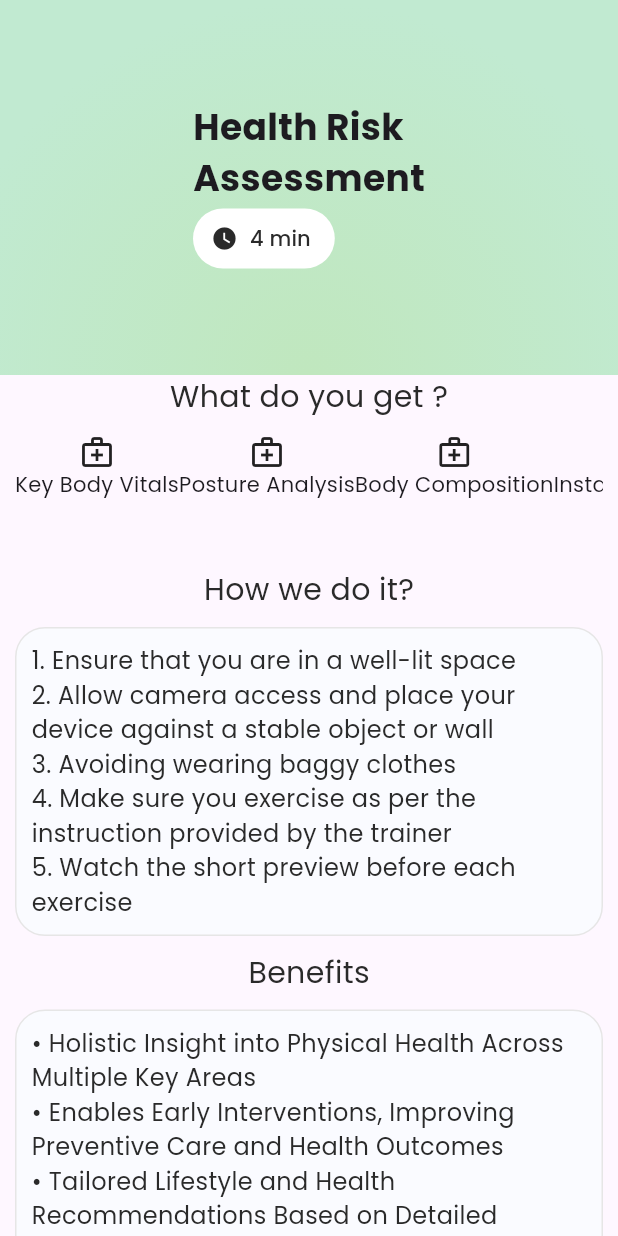
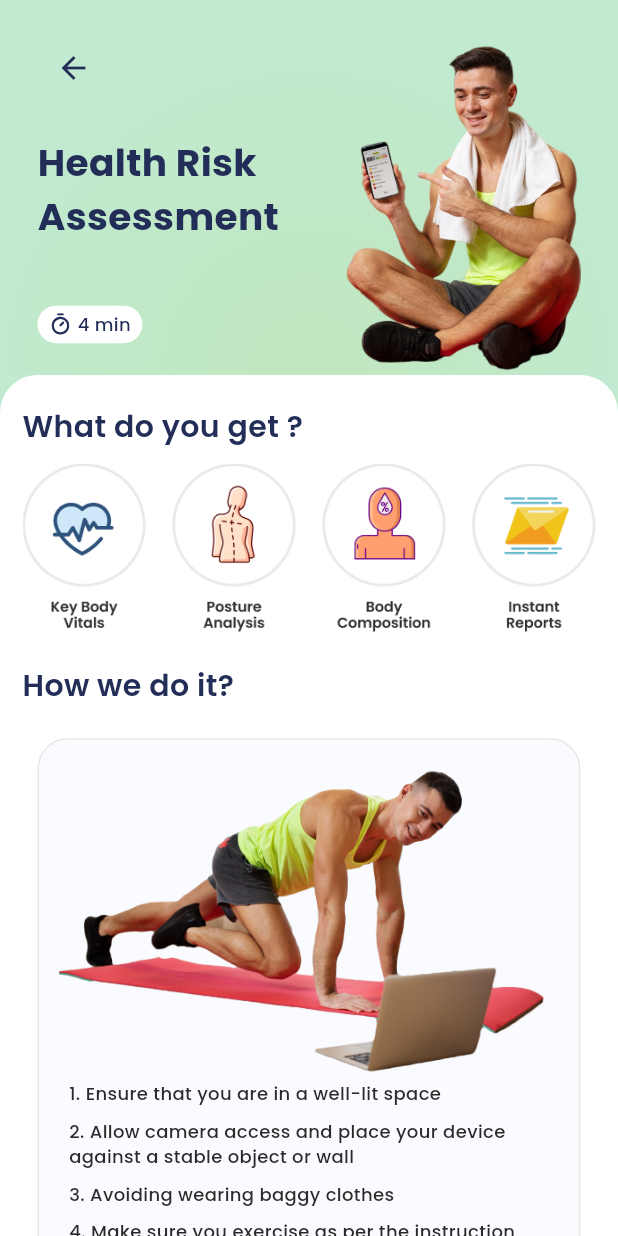
Before and after one commit to rahul-chaudhary/rootally-assignment, a Flutter app: the AssessmentDetailPage screen opened by its route, on a phone screen of 412 x 824 dp. Run offline on Flutter 3.47's test engine with Material 3 defaults, Android fonts, the phone set to English and light mode, and no system bars; our stand-ins replace firebase_core, flutter_svg, google_fonts; accounts and stored records are empty; project files that could hold a hidden picture were left out.

Commit message:
Completed UI for assessment screen

```diff
--- a/lib/Screens/assessment_detail_page.dart
+++ b/lib/Screens/assessment_detail_page.dart
@@ -1,4 +1,5 @@
 import 'package:flutter/material.dart';
+import 'package:flutter_svg/flutter_svg.dart';
 import 'package:google_fonts/google_fonts.dart';
 import 'package:rootally_assignment/utils/icon_button.dart';
 
@@ -30,32 +31,61 @@ class _AssessmentDetailPageState extends State<AssessmentDetailPage> {
   Widget build(BuildContext context) {
     return SafeArea(
       child: Scaffold(
+        backgroundColor: ColorContainer.clrGreen2,
         body: SingleChildScrollView(
           child: Column(
             mainAxisAlignment: MainAxisAlignment.start,
-            crossAxisAlignment: CrossAxisAlignment.center,
+            crossAxisAlignment: CrossAxisAlignment.start,
             children: <Widget>[
               topContainer(),
+              Container(
+                decoration: const BoxDecoration(
+                  color: ColorContainer.clrWhite,
+                  borderRadius: BorderRadius.only(
+                      topLeft: Radius.circular(25),
+                      topRight: Radius.circular(25)),
+                ),
+                padding: const EdgeInsets.symmetric(horizontal: 15.0, vertical: 20.0),
+                child: Column(
+                  mainAxisAlignment: MainAxisAlignment.start,
+                  crossAxisAlignment: CrossAxisAlignment.start,
+                  children: [
                     titleText('What do you get ?'),
-              featureContainer(),
-              titleText('How we do it?'),
+                    // featureContainer(),
+                    Container(
+                        margin: const EdgeInsets.symmetric(vertical: 10),
+                        child: Image.asset('lib/assets/images/assessment_feature.png')),
+                    Container(
+                        margin: const EdgeInsets.symmetric(vertical: 10),
+                        child: titleText('How we do it?')),
                     instructionListContainer(
-                  AssessmentDetailPage.howDoWeDoItInstructionList),
+                        AssessmentDetailPage.howDoWeDoItInstructionList,
+                    true
+                    ),
                     titleText('Benefits'),
-              instructionListContainer(AssessmentDetailPage.benefitsList),
-              iconButton(
+                    instructionListContainer(AssessmentDetailPage.benefitsList, false),
+                    Container(
+                      width: double.infinity,
+                      margin: const EdgeInsets.fromLTRB(20, 10, 20, 10),
+                      height: 60,
+                      child: iconButton(
                           Text(
                             'Start Assessment',
                             style: GoogleFonts.poppins(
                                 color: ColorContainer.clrWhite,
                                 fontWeight: FontWeight.w500,
-                        fontSize: 12),
+                                fontSize: 16),
                           ),
-                  const Icon(Icons.play_arrow, color: ColorContainer.clrWhite),
+                          const Icon(Icons.play_arrow,
+                              color: ColorContainer.clrWhite,
+                          size: 40,
+                          ),
                           ColorContainer.clrBlue1,
-                  () {}
+                          () {}),
                     )
-
+                  ],
+                ),
+              ),
             ],
           ),
         ),
@@ -63,7 +93,7 @@ class _AssessmentDetailPageState extends State<AssessmentDetailPage> {
     );
   }
 
-  Container instructionListContainer(List instructions) {
+  Container instructionListContainer(List instructions, bool isImageEnabled) {
     return Container(
       padding: const EdgeInsets.all(10),
       margin: const EdgeInsets.all(10),
@@ -71,12 +101,22 @@ class _AssessmentDetailPageState extends State<AssessmentDetailPage> {
           color: ColorContainer.clrWhite2,
           border: Border.all(width: 1, color: ColorContainer.clrGray3),
           borderRadius: BorderRadius.circular(20)),
-      child: ListView.builder(
+      child: Center(
+        child: Column(
+          children: [
+            if(isImageEnabled) Image.asset('lib/assets/images/img.png') ,
+            ListView.builder(
               shrinkWrap: true,
               itemCount: instructions.length,
               itemBuilder: (context, index) {
-          return instructionText(instructions[index]);
+                return Padding(
+                  padding: const EdgeInsets.symmetric(vertical: 4.0, horizontal: 10.0),
+                  child: instructionText(instructions[index]),
+                );
               },
+            ),
+          ],
+        ),
       ),
     );
   }
@@ -84,14 +124,15 @@ class _AssessmentDetailPageState extends State<AssessmentDetailPage> {
   Text instructionText(String txt) {
     return Text(
       txt,
-      style: const TextStyle(color: ColorContainer.clrGray2, fontSize: 16),
+      style: GoogleFonts.poppins(color: ColorContainer.clrGray2, fontSize: 12, fontWeight: FontWeight.w500),
     );
   }
 
   Container featureContainer() {
     return Container(
       height: 100,
-      padding: const EdgeInsets.all(10),
+      padding: const EdgeInsets.symmetric(horizontal: 20),
+      child: Center(
         child: ListView.builder(
             scrollDirection: Axis.horizontal,
             itemCount: assessmentFeatureList.length,
@@ -103,20 +144,25 @@ class _AssessmentDetailPageState extends State<AssessmentDetailPage> {
                 ],
               );
             }),
+      ),
     );
   }
 
   Text titleText(String title) {
     return Text(
       title,
-      style: const TextStyle(color: ColorContainer.clrGray2, fontSize: 20),
+      textAlign: TextAlign.center,
+      style: GoogleFonts.poppins(
+        color: ColorContainer.clrIndigo,
+        fontSize: 20,
+        fontWeight: FontWeight.w600,
+      ),
     );
   }
 
   Container topContainer() {
     return Container(
       height: 250,
-      width: double.infinity,
       decoration: const BoxDecoration(
         gradient: RadialGradient(
           colors: [ColorContainer.clrGreen3, ColorContainer.clrGreen2],
@@ -126,31 +172,72 @@ class _AssessmentDetailPageState extends State<AssessmentDetailPage> {
           radius: 1, // Radius of the gradient
         ),
       ),
-      child: Center(
+      child: Padding(
+        padding: const EdgeInsets.symmetric(horizontal: 25.0),
+        child: Row(
+          children: [
+            Expanded(
+              flex: 2,
               child: Column(
-          mainAxisAlignment: MainAxisAlignment.center,
+                mainAxisAlignment: MainAxisAlignment.spaceEvenly,
                 crossAxisAlignment: CrossAxisAlignment.start,
                 children: [
-            const Text(
-              'Health Risk\nAssessment',
-              style: TextStyle(
-                fontSize: 24,
-                fontWeight: FontWeight.bold,
+                   IconButton(
+                    icon: const Icon(Icons.arrow_back),
+                    color: ColorContainer.clrIndigo, onPressed: () { Navigator.pop(context); },
+                  ),
+                  Text(
+                    'Health Risk Assessment',
+                    style: GoogleFonts.poppins(
+                        fontSize: 25,
+                        fontWeight: FontWeight.w700,
+                        color: ColorContainer.clrIndigo),
+                  ),
+                  Container(
+                    height: 25,
+                    width: 70,
+                    margin: const EdgeInsets.only(top: 20),
+                    decoration: BoxDecoration(
+                      borderRadius: BorderRadius.circular(20),
+                      color: ColorContainer.clrWhite,
+                    ),
+                    child: Padding(
+                      padding: const EdgeInsets.symmetric(
+                          vertical: 2.0, horizontal: 4.0),
+                      child: Row(
+                        mainAxisAlignment: MainAxisAlignment.spaceEvenly,
+                        crossAxisAlignment: CrossAxisAlignment.center,
+                        children: [
+                          SizedBox(
+                              height: 15,
+                              width: 15,
+                              child: SvgPicture.asset(
+                                  'lib/assets/icons/clock_ic.svg')),
+                          Text(
+                            '4 min',
+                            style: GoogleFonts.poppins(
+                                fontSize: 12,
+                                fontWeight: FontWeight.w500,
+                                color: ColorContainer.clrIndigo),
+                          ),
+                        ],
                       ),
                     ),
-            TextButton.icon(
-                onPressed: () {},
-                style: ButtonStyle(
-                    backgroundColor:
-                        WidgetStateProperty.all(ColorContainer.clrWhite)),
-                label: const Text(
-                  '4 min',
-                  style: TextStyle(color: ColorContainer.clrGray2),
                   ),
-                icon: const Icon(
-                  Icons.watch_later,
-                  color: ColorContainer.clrGray2,
+                ],
+              ),
+            ),
+            Padding(
+              padding: const EdgeInsets.only(top: 30.0),
+              child: Expanded(
+                  flex: 2,
+                  child: Image.asset(
+                    'lib/assets/images/pointing_gym_boy.png',
+                    height: double.infinity,
+                    alignment: Alignment.bottomCenter,
+                    fit: BoxFit.fill,
                   )),
+            )
           ],
         ),
       ),
--- a/lib/main.dart
+++ b/lib/main.dart
@@ -2,8 +2,16 @@ import 'package:flutter/material.dart';
 import 'Screens/assessment_detail_page.dart';
 import 'Screens/home_page.dart';
 import 'package:google_fonts/google_fonts.dart';
+import 'package:firebase_core/firebase_core.dart';
+import 'firebase_options.dart';
 
-void main() {
+Future<void> main() async {
+
+  WidgetsFlutterBinding.ensureInitialized();
+  await Firebase.initializeApp(
+    options: DefaultFirebaseOptions.currentPlatform,
+  );
+
   runApp(const RootallyApp());
 }
 
--- a/pubspec.yaml
+++ b/pubspec.yaml
@@ -37,6 +37,8 @@ dependencies:
   cupertino_icons: ^1.0.8
   google_fonts: ^6.0.0
   flutter_svg: ^2.0.7
+  firebase_core: ^2.24.2
+  firebase_database: ^10.4.0
 
 dev_dependencies:
   flutter_test:
```
Also changed, not shown: firebase.json (added), lib/assets/icons/clock_ic.svg (added), lib/assets/images/assessment_feature.png (added), lib/assets/images/img.png (added), lib/assets/images/info_text.svg (added), lib/assets/images/pointing_gym_boy.png (added), lib/assets/images/workout_boy.svg (added), lib/firebase_options.dart (added), pubspec.lock, 3 other files. Lines whose indentation alone changed are shown as unchanged.
